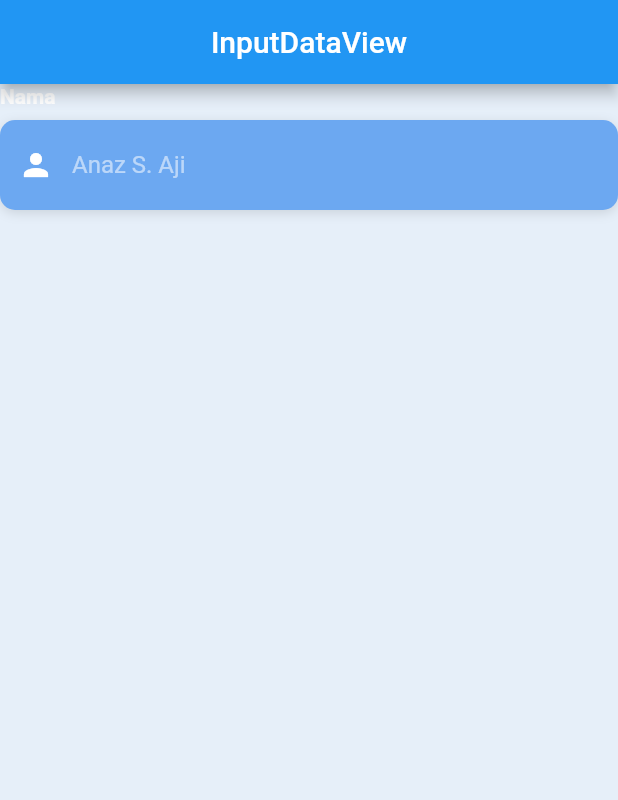
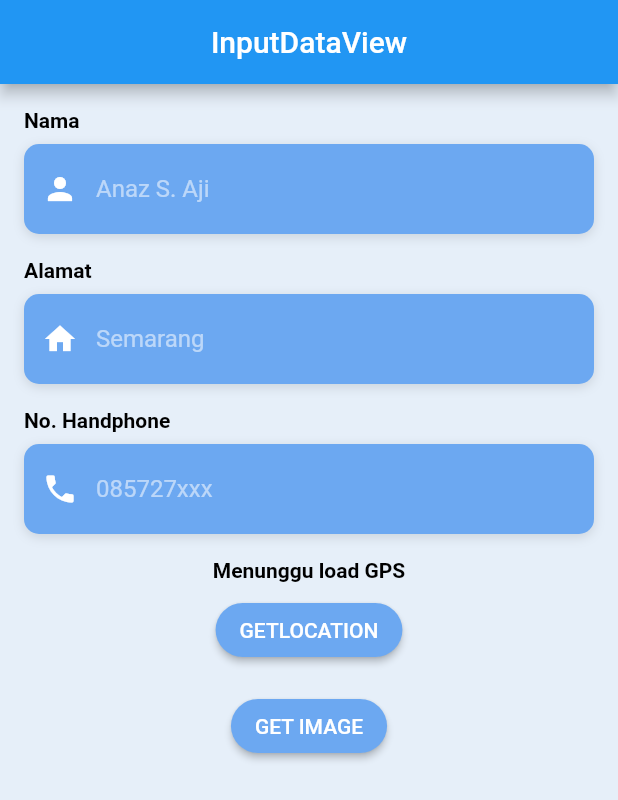
Before and after one commit to ajianaz/jmp, a Flutter app: the screen it shows after launch, on a phone screen of 412 x 824 dp. Shown: the top 800 px of the screen. Run offline on Flutter 3.47's test engine with Material 2 defaults, Android fonts, the phone set to English and light mode, and no system bars; our stand-ins replace geolocator, get, hive, hive_flutter, image_picker; accounts and stored records are empty; Roboto replaces fonts that are missing (OpenSans).

Commit message:
get GPS data & load image

```diff
--- a/lib/app/global_widget/text_field.dart
+++ b/lib/app/global_widget/text_field.dart
@@ -21,7 +21,7 @@ Widget buildTextField(
     children: <Widget>[
       Text(
         text,
-        style: kLabelStyle,
+        style: kLabelStyle.copyWith(color: blackColor),
       ),
       SizedBox(height: defaultPadding / 2),
       Container(
--- a/lib/app/modules/input_data/controllers/input_data_controller.dart
+++ b/lib/app/modules/input_data/controllers/input_data_controller.dart
@@ -1,11 +1,52 @@
+import 'package:geolocator/geolocator.dart';
 import 'package:get/get.dart';
+import 'package:image_picker/image_picker.dart';
 
 class InputDataController extends GetxController {
   RxString nama = RxString("");
   RxString alamat = RxString("");
   RxString nohp = RxString("");
+  RxString latitude = RxString("");
+  RxString longitude = RxString("");
+  RxString location = RxString("Menunggu load GPS");
+  RxString imagepath = RxString("");
 
-  final count = 0.obs;
+  final ImagePicker iPicker = ImagePicker();
+  XFile? image;
+
+  getPathXFile() {
+    return image?.path;
+  }
+
+  //getLongLAT
+  Future<Position> getGeoLocationPosition() async {
+    bool serviceEnabled;
+    LocationPermission permission;
+    serviceEnabled = await Geolocator.isLocationServiceEnabled();
+    //location service not enabled, don't continue
+    if (!serviceEnabled) {
+      await Geolocator.openLocationSettings();
+      return Future.error('Location service Not Enabled');
+    }
+    permission = await Geolocator.checkPermission();
+    if (permission == LocationPermission.denied) {
+      permission = await Geolocator.requestPermission();
+      if (permission == LocationPermission.denied) {
+        return Future.error('Location permission denied');
+      }
+    }
+    //permission denied forever
+    if (permission == LocationPermission.deniedForever) {
+      return Future.error(
+        'Location permission denied forever, we cannot access',
+      );
+    }
+    //continue accessing the position of device
+    return await Geolocator.getCurrentPosition(
+      desiredAccuracy: LocationAccuracy.high,
+    );
+  }
+
   @override
   void onInit() {
     super.onInit();
@@ -18,5 +59,4 @@ class InputDataController extends GetxController {
 
   @override
   void onClose() {}
-  void increment() => count.value++;
 }
--- a/lib/app/modules/input_data/views/input_data_view.dart
+++ b/lib/app/modules/input_data/views/input_data_view.dart
@@ -1,20 +1,32 @@
+import 'dart:io';
+
 import 'package:flutter/material.dart';
+import 'package:geolocator/geolocator.dart';
 
 import 'package:get/get.dart';
+import 'package:image_picker/image_picker.dart';
+import 'package:juniormobileprogrammer/app/core/values/colors.dart';
+import 'package:juniormobileprogrammer/app/core/values/dimens.dart';
+import 'package:juniormobileprogrammer/app/core/values/style.dart';
+import 'package:juniormobileprogrammer/app/global_widget/button/outline_button_custom.dart';
 
+import '../../../global_widget/button/elevated_button_custom.dart';
 import '../../../global_widget/text_field.dart';
 import '../controllers/input_data_controller.dart';
 
 class InputDataView extends GetView<InputDataController> {
   @override
   Widget build(BuildContext context) {
-    return Scaffold(
+    return Obx(
+      () => Scaffold(
         appBar: AppBar(
           title: Text('InputDataView'),
           centerTitle: true,
         ),
         body: SingleChildScrollView(
           child: Container(
+            padding: EdgeInsets.symmetric(
+                horizontal: defaultPadding, vertical: defaultPadding),
             child: Column(
               children: [
                 buildTextField(
@@ -24,9 +36,98 @@ class InputDataView extends GetView<InputDataController> {
                   TextInputType.text,
                   icon: Icons.person,
                 ),
+                SizedBox(
+                  height: defaultPadding,
+                ),
+                buildTextField(
+                  "Alamat",
+                  "Semarang",
+                  controller.alamat,
+                  TextInputType.text,
+                  icon: Icons.home,
+                ),
+                SizedBox(
+                  height: defaultPadding,
+                ),
+                buildTextField(
+                  "No. Handphone",
+                  "085727xxx",
+                  controller.nohp,
+                  TextInputType.text,
+                  icon: Icons.phone,
+                ),
+                SizedBox(
+                  height: defaultPadding,
+                ),
+                Text(
+                  controller.location.value,
+                  style: kLabelStyle.copyWith(color: blackColor),
+                ),
+                SizedBox(
+                  height: defaultPadding / 2,
+                ),
+                ElevatedButtonCustom(
+                  text: "GetLocation",
+                  callback: () async {
+                    Position position =
+                        await controller.getGeoLocationPosition();
+                    controller.latitude.value = "${position.latitude}";
+                    controller.longitude.value = "${position.longitude}";
+                    controller.location.value =
+                        '${position.latitude}, ${position.longitude}';
+                  },
+                ),
+                SizedBox(
+                  height: defaultPadding,
+                ),
+                ElevatedButtonCustom(
+                  text: "Get Image",
+                  callback: () {
+                    Get.defaultDialog(
+                      title: "Pilih Sumber",
+                      content: Container(
+                        child: Row(
+                          mainAxisAlignment: MainAxisAlignment.center,
+                          children: [
+                            ElevatedButtonCustom(
+                              text: "Kamera",
+                              callback: () async {
+                                controller.image = await controller.iPicker
+                                    .pickImage(source: ImageSource.camera);
+                                print(controller.image);
+                                controller.imagepath.value =
+                                    controller.image!.path;
+                              },
+                            ),
+                            SizedBox(
+                              width: defaultPadding,
+                            ),
+                            OutlineButtonCustom(
+                              text: "Gallery",
+                              callback: () async {
+                                controller.image = await controller.iPicker
+                                    .pickImage(source: ImageSource.gallery);
+                                print(controller.image!.path);
+                              },
+                            ),
+                          ],
+                        ),
+                      ),
+                    );
+                  },
+                ),
+                controller.imagepath.value != ""
+                    ? Image.file(
+                        File(controller.image!.path),
+                        fit: BoxFit.cover,
+                        height: 200,
+                      )
+                    : SizedBox(),
               ],
             ),
           ),
-        ));
+        ),
+      ),
+    );
   }
 }
--- a/pubspec.yaml
+++ b/pubspec.yaml
@@ -13,6 +13,7 @@ dependencies:
   hive: ^2.2.3
   hive_flutter: ^1.1.0
   geolocator: ^9.0.2
+  image_picker: ^0.8.6
 
 dev_dependencies:
   flutter_lints: ^2.0.0
```
Also changed, not shown: pubspec.lock, 2 other files.
